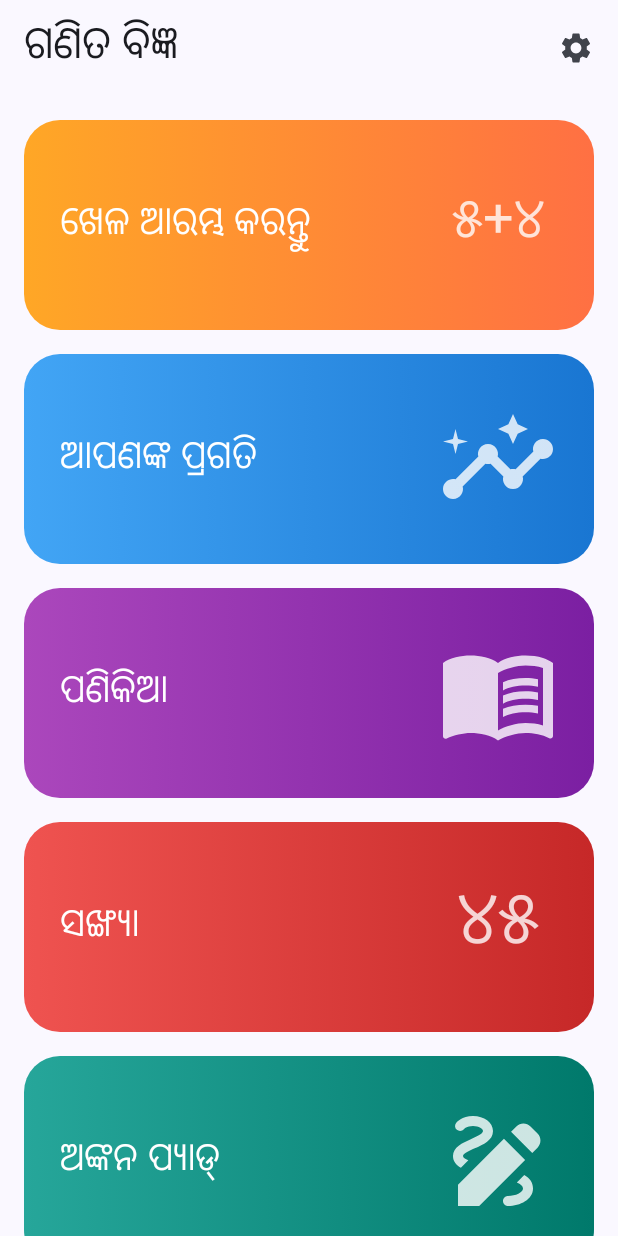
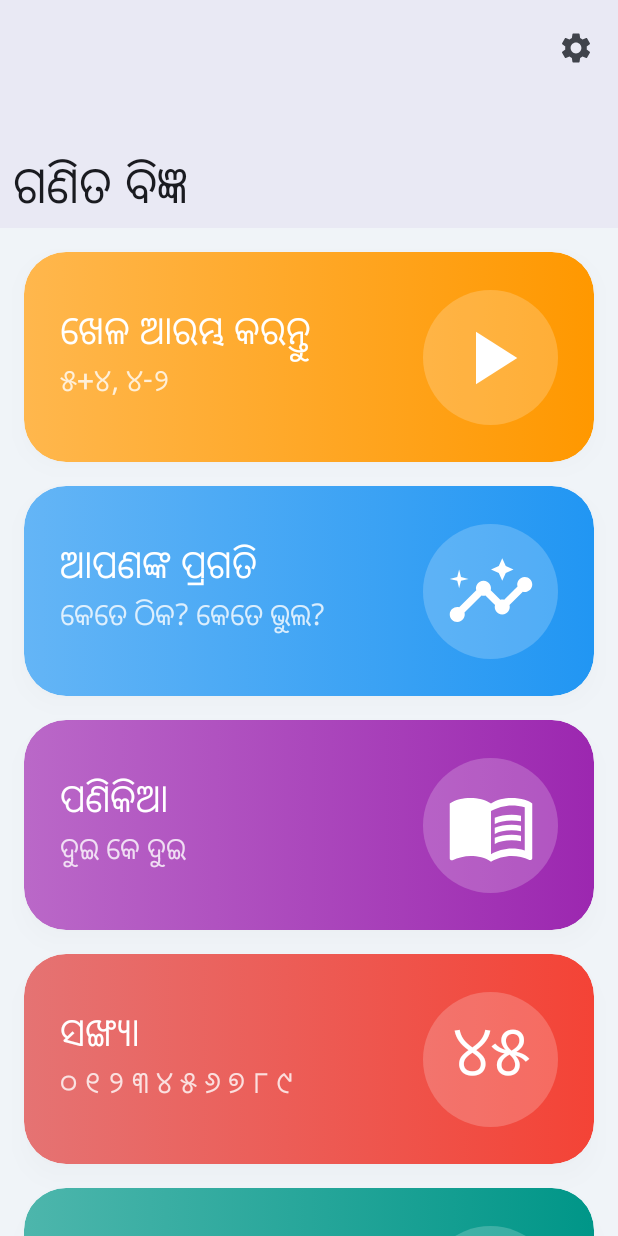
Before and after one commit to imsbg/Ganita-Bingya-App, an Android app built with Jetpack Compose: the composable HomeScreen shown on its own in the app's theme, on a phone screen of 412 x 824 dp. Run offline under Robolectric (Android 15) with nearby library versions, the phone set to English and light mode, and no system bars; Roboto replaces fonts that are not available here.

Commit message:
feat: ହୋମସ୍କ୍ରିନ UIକୁ ଡାଇନାମିକ୍ କରାଗଲା v3.1.0

```diff
--- a/app/build.gradle.kts
+++ b/app/build.gradle.kts
@@ -32,8 +32,8 @@ android {
         applicationId = "com.sandeep.ganitabigyan"
         minSdk = 26
         targetSdk = 34
-        versionCode = 4
-        versionName = "3.0.0"
+        versionCode = 5
+        versionName = "3.1.0"
 
         testInstrumentationRunner = "androidx.test.runner.AndroidJUnitRunner"
         vectorDrawables {
--- a/app/src/main/java/com/sandeep/ganitabigyan/HomeScreen.kt
+++ b/app/src/main/java/com/sandeep/ganitabigyan/HomeScreen.kt
@@ -7,24 +7,41 @@ import androidx.compose.foundation.clickable
 import androidx.compose.foundation.layout.*
 import androidx.compose.foundation.lazy.LazyColumn
 import androidx.compose.foundation.lazy.items
+import androidx.compose.foundation.shape.CircleShape
 import androidx.compose.foundation.shape.RoundedCornerShape
 import androidx.compose.material.icons.Icons
 import androidx.compose.material.icons.filled.*
 import androidx.compose.material3.*
-import androidx.compose.runtime.Composable
+import androidx.compose.runtime.*
 import androidx.compose.ui.Alignment
 import androidx.compose.ui.Modifier
 import androidx.compose.ui.draw.clip
+import androidx.compose.ui.draw.shadow
 import androidx.compose.ui.graphics.Brush
 import androidx.compose.ui.graphics.Color
+import androidx.compose.ui.graphics.graphicsLayer
 import androidx.compose.ui.graphics.vector.ImageVector
+import androidx.compose.ui.input.nestedscroll.nestedScroll
+import androidx.compose.ui.layout.onSizeChanged
+import androidx.compose.ui.platform.LocalDensity
 import androidx.compose.ui.text.font.FontWeight
+import androidx.compose.ui.text.style.TextAlign
+import androidx.compose.ui.unit.IntSize
 import androidx.compose.ui.unit.dp
+import androidx.compose.ui.unit.em
 import androidx.compose.ui.unit.sp
+import androidx.compose.ui.util.lerp
 import androidx.navigation.NavController
 
+// --- DEFINE APP BAR HEIGHTS FOR ACCURATE CALCULATIONS ---
+private val CollapsedAppBarHeight = 64.dp
+private val ExpandedAppBarHeight = 152.dp // Standard height for Material3 LargeTopAppBar
+
+
+// Data class to represent each item in the home screen menu
 private data class HomeMenuItem(
     val title: String,
+    val subtitle: String? = null,
     val route: String,
     val gradient: List<Color>,
     val icon: ImageVector? = null,
@@ -35,44 +52,48 @@ private data class HomeMenuItem(
 @Composable
 fun HomeScreen(navController: NavController) {
 
-    val gradientOrange = listOf(Color(0xFFFFA726), Color(0xFFFF7043))
-    val gradientBlue = listOf(Color(0xFF42A5F5), Color(0xFF1976D2))
-    val gradientPurple = listOf(Color(0xFFAB47BC), Color(0xFF7B1FA2))
-    val gradientRed = listOf(Color(0xFFEF5350), Color(0xFFC62828))
-    val gradientTeal = listOf(Color(0xFF26A69A), Color(0xFF00796B))
-    val gradientCyan = listOf(Color(0xFF26C6DA), Color(0xFF0097A7))
-
+    val gradientOrange = listOf(Color(0xFFFFB74D), Color(0xFFFF9800))
+    val gradientBlue = listOf(Color(0xFF64B5F6), Color(0xFF2196F3))
+    val gradientPurple = listOf(Color(0xFFBA68C8), Color(0xFF9C27B0))
+    val gradientRed = listOf(Color(0xFFE57373), Color(0xFFF44336))
+    val gradientTeal = listOf(Color(0xFF4DB6AC), Color(0xFF009688))
+    val gradientCyan = listOf(Color(0xFF4DD0E1), Color(0xFF00BCD4))
 
     val menuItems = listOf(
-        // The text is "୫+୪" (5+4) as requested
-        HomeMenuItem("ଖେଳ ଆରମ୍ଭ କରନ୍ତୁ", AppDestinations.GAME_ROUTE, gradientOrange, textIcon = "୫+୪"),
-        HomeMenuItem("ଆପଣଙ୍କ ପ୍ରଗତି", AppDestinations.SCORE_HISTORY_ROUTE, gradientBlue, icon = Icons.Default.Insights),
-        HomeMenuItem("ପଣିକିଆ", AppDestinations.PANIKIA_LIST_ROUTE, gradientPurple, icon = Icons.Default.MenuBook),
-        // The text is "୪୫" (45) as requested
-        HomeMenuItem("ସଙ୍ଖ୍ୟା", AppDestinations.NUMBERS_ROUTE, gradientRed, textIcon = "୪୫"),
-        HomeMenuItem("ଅଙ୍କନ ପ୍ୟାଡ୍", AppDestinations.DRAWING_ROUTE, gradientTeal, icon = Icons.Default.Draw),
-        HomeMenuItem("କ୍ୟାଲକୁଲେଟର", AppDestinations.CALCULATOR_ROUTE, gradientCyan, icon = Icons.Default.Calculate)
+        HomeMenuItem("ଖେଳ ଆରମ୍ଭ କରନ୍ତୁ", "୫+୪, ୪-୨", AppDestinations.GAME_ROUTE, gradientOrange, Icons.Default.PlayArrow),
+        HomeMenuItem("ଆପଣଙ୍କ ପ୍ରଗତି", "କେତେ ଠିକ? କେତେ ଭୁଲ?", AppDestinations.SCORE_HISTORY_ROUTE, gradientBlue, Icons.Default.Insights),
+        HomeMenuItem("ପଣିକିଆ", "ଦୁଇ କେ ଦୁଇ", AppDestinations.PANIKIA_LIST_ROUTE, gradientPurple, Icons.Default.MenuBook),
+        HomeMenuItem("ସଙ୍ଖ୍ୟା", "୦ ୧ ୨ ୩ ୪ ୫ ୬ ୭ ୮ ୯", AppDestinations.NUMBERS_ROUTE, gradientRed, textIcon = "୪୫"),
+        HomeMenuItem("ଅଙ୍କନ ପ୍ୟାଡ୍", null, AppDestinations.DRAWING_ROUTE, gradientTeal, Icons.Default.Draw),
+        HomeMenuItem("କ୍ୟାଲକୁଲେଟର", null, AppDestinations.CALCULATOR_ROUTE, gradientCyan, Icons.Default.Calculate)
     )
 
+    val scrollBehavior = TopAppBarDefaults.exitUntilCollapsedScrollBehavior(rememberTopAppBarState())
+
+    Box(modifier = Modifier.fillMaxSize()) {
         Scaffold(
+            modifier = Modifier.nestedScroll(scrollBehavior.nestedScrollConnection),
             topBar = {
-            TopAppBar(
-                title = { Text("ଗଣିତ ବିଜ୍ଞ", style = MaterialTheme.typography.headlineMedium) },
+                LargeTopAppBar(
+                    title = { /* Empty */ },
                     actions = {
                         IconButton(onClick = { navController.navigate(AppDestinations.SETTINGS_ROUTE) }) {
                             Icon(Icons.Default.Settings, contentDescription = "Settings")
                         }
                     },
-                colors = TopAppBarDefaults.topAppBarColors(
-                    containerColor = MaterialTheme.colorScheme.surface
-                )
+                    colors = TopAppBarDefaults.largeTopAppBarColors(
+                        containerColor = MaterialTheme.colorScheme.surfaceColorAtElevation(3.dp),
+                        scrolledContainerColor = MaterialTheme.colorScheme.surfaceColorAtElevation(6.dp).copy(alpha = 0.9f)
+                    ),
+                    scrollBehavior = scrollBehavior
                 )
             }
         ) { paddingValues ->
             LazyColumn(
                 modifier = Modifier
                     .padding(paddingValues)
-                .fillMaxSize(),
+                    .fillMaxSize()
+                    .background(Color(0xFFF0F4F8)),
                 contentPadding = PaddingValues(16.dp),
                 verticalArrangement = Arrangement.spacedBy(16.dp)
             ) {
@@ -84,7 +105,74 @@ fun HomeScreen(navController: NavController) {
                 }
             }
         }
+
+        CollapsingToolbar(scrollBehavior = scrollBehavior)
     }
+}
+
+
+// --- REWRITTEN FOR "TOP LEFT CORNER" ANIMATION (TEXT ONLY) ---
+@OptIn(ExperimentalMaterial3Api::class)
+@Composable
+private fun CollapsingToolbar(scrollBehavior: TopAppBarScrollBehavior) {
+    var titleSize by remember { mutableStateOf(IntSize.Zero) }
+    val density = LocalDensity.current
+
+    val topPadding = WindowInsets.statusBars.asPaddingValues().calculateTopPadding()
+
+    // Define the final padding for the collapsed state
+    val startPadding = 16.dp
+
+    val collapsedHeightPx = with(density) { CollapsedAppBarHeight.toPx() }
+    val expandedHeightPx = with(density) { ExpandedAppBarHeight.toPx() }
+    val startPaddingPx = with(density) { startPadding.toPx() }
+
+    Box(
+        modifier = Modifier
+            .fillMaxWidth()
+            .height(ExpandedAppBarHeight + topPadding)
+            .padding(top = topPadding),
+        contentAlignment = Alignment.TopStart
+    ) {
+        Text(
+            " ଗଣିତ ବିଜ୍ଞ",
+            style = MaterialTheme.typography.headlineLarge.copy(fontWeight = FontWeight.ExtraBold), // Slightly larger for better presence
+            maxLines = 1,
+            modifier = Modifier
+                .onSizeChanged {
+                    if (titleSize != it) titleSize = it
+                }
+                .graphicsLayer {
+                    val collapsedFraction = scrollBehavior.state.collapsedFraction
+
+                    // --- SCALE ---
+                    // Scale down to a more standard title size
+                    val startScale = 1.0f
+                    val endScale = 0.7f
+                    val currentScale = lerp(startScale, endScale, collapsedFraction)
+
+                    // --- X-AXIS TRANSLATION (HORIZONTAL) ---
+                    // Animate from center to the left padding. THIS IS THE KEY CHANGE.
+                    val startTranslationX = (size.width / 2) - (titleSize.width / 2)
+                    val endTranslationX = startPaddingPx
+                    val currentTranslationX = lerp(startTranslationX, endTranslationX, collapsedFraction)
+
+                    // --- Y-AXIS TRANSLATION (VERTICAL) ---
+                    // Animate from the bottom of the expanded area to the center of the collapsed area.
+                    val startTranslationY = expandedHeightPx - titleSize.height
+                    val endTranslationY = (collapsedHeightPx / 2) - (titleSize.height / 2)
+                    val currentTranslationY = lerp(startTranslationY, endTranslationY, collapsedFraction)
+
+                    // Apply all transformations
+                    scaleX = currentScale
+                    scaleY = currentScale
+                    translationX = currentTranslationX
+                    translationY = currentTranslationY
+                }
+        )
+    }
+}
+
 
 @Composable
 private fun MenuItemCard(item: HomeMenuItem, onClick: () -> Unit) {
@@ -92,7 +180,13 @@ private fun MenuItemCard(item: HomeMenuItem, onClick: () -> Unit) {
         modifier = Modifier
             .fillMaxWidth()
             .height(140.dp)
-            .clip(RoundedCornerShape(24.dp))
+            .shadow(
+                elevation = 8.dp,
+                shape = RoundedCornerShape(28.dp),
+                ambientColor = Color.Black.copy(alpha = 0.2f),
+                spotColor = Color.Black.copy(alpha = 0.1f)
+            )
+            .clip(RoundedCornerShape(28.dp))
             .background(brush = Brush.horizontalGradient(colors = item.gradient))
             .clickable(onClick = onClick)
     ) {
@@ -103,36 +197,48 @@ private fun MenuItemCard(item: HomeMenuItem, onClick: () -> Unit) {
             verticalAlignment = Alignment.CenterVertically,
             horizontalArrangement = Arrangement.SpaceBetween
         ) {
+            Column(
+                modifier = Modifier.weight(1f)
+            ) {
                 Text(
                     text = item.title,
-                style = MaterialTheme.typography.headlineSmall,
+                    style = MaterialTheme.typography.headlineSmall.copy(fontWeight = FontWeight.Bold),
                     color = Color.White,
-                modifier = Modifier.weight(1f)
+                    fontSize = 26.sp
                 )
+                item.subtitle?.let {
+                    Text(
+                        text = it,
+                        style = MaterialTheme.typography.titleMedium,
+                        color = Color.White.copy(alpha = 0.8f),
+                        fontSize = 20.sp
+                    )
+                }
+            }
 
             Box(
-                modifier = Modifier.size(80.dp),
+                modifier = Modifier
+                    .size(90.dp)
+                    .clip(CircleShape)
+                    .background(Color.White.copy(alpha = 0.2f)),
                 contentAlignment = Alignment.Center
             ) {
                 if (item.icon != null) {
                     Icon(
                         imageVector = item.icon,
                         contentDescription = item.title,
-                        modifier = Modifier.fillMaxSize(),
-                        tint = Color.White.copy(alpha = 0.8f)
+                        modifier = Modifier.size(60.dp),
+                        tint = Color.White
                     )
                 } else if (item.textIcon != null) {
-                    // FINAL FIX: More precise font size adjustment
-                    val fontSize = when {
-                        item.textIcon.length > 2 -> 36.sp // Reduced size for "୫+୪" to guarantee it fits
-                        else -> 48.sp // Perfect size for "୪୫"
-                    }
                     Text(
                         text = item.textIcon,
-                        color = Color.White.copy(alpha = 0.8f),
-                        fontSize = fontSize,
+                        color = Color.White,
+                        fontSize = 45.sp,
                         fontWeight = FontWeight.Bold,
-                        maxLines = 1 // Ensure it stays on one line
+                        textAlign = TextAlign.Center,
+                        lineHeight = 1.em,
+                        maxLines = 2
                     )
                 }
             }
```
Also changed, not shown: 1 other file. Lines whose indentation alone changed are shown as unchanged.
